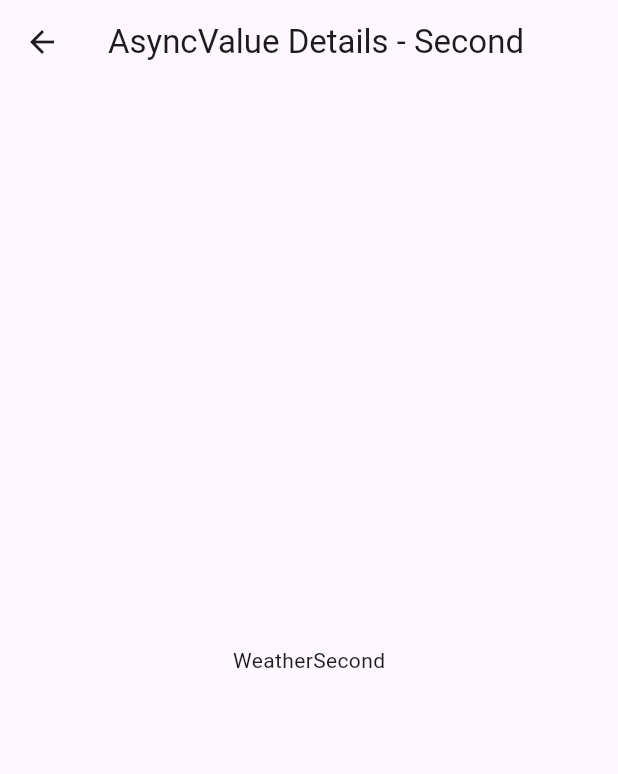
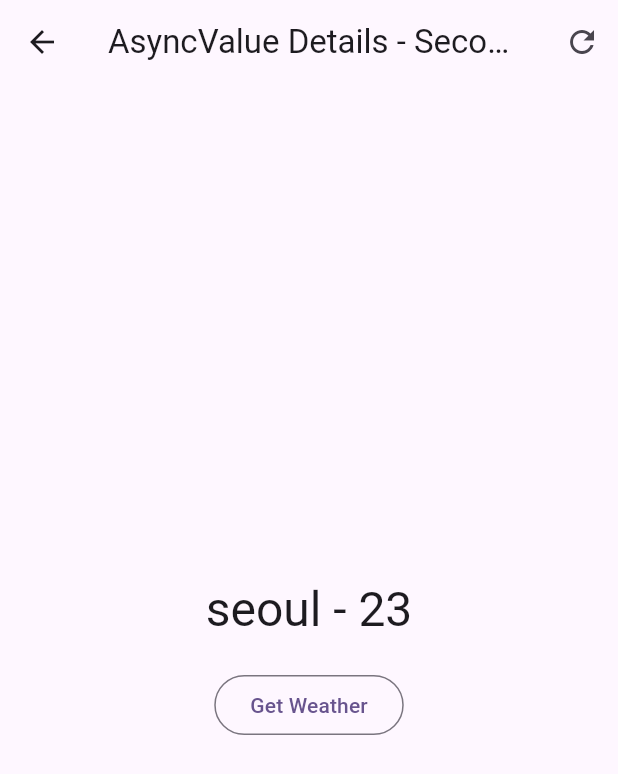
Before and after one commit to K-Mose/Flutter_Riverpod_Essential, a Flutter app: the WeatherSecondPage screen opened directly, on a phone screen of 412 x 824 dp. Shown: the top 774 px of the screen. Run offline on Flutter 3.47's test engine with Material 3 defaults, Android fonts, the phone set to English and light mode, and no system bars; our stand-ins replace dio, equatable, flutter_riverpod, freezed_annotation, riverpod, riverpod_annotation; missing offline and left inert: bulleted_list; generated files the repository leaves out were written again.

Commit message:
AsyncValueDetails - 1. WeatherApp - Weather Second Page: invalidate Provider that watch other Provider

```diff
--- a/0_all_providers/all_providers/lib/async_value/weather_app/pages/weather_second/weather_second_page.dart
+++ b/0_all_providers/all_providers/lib/async_value/weather_app/pages/weather_second/weather_second_page.dart
@@ -1,18 +1,115 @@
+import 'package:all_providers/async_value/weather_app/models/cities.dart';
+import 'package:all_providers/async_value/weather_app/pages/weather_second/weather_second_provider.dart';
+import 'package:all_providers/providers/async_notifier_provider/extensions/async_vlaue_xx.dart';
 import 'package:flutter/material.dart';
 import 'package:flutter_riverpod/flutter_riverpod.dart';
+
+int _selectedCityIndex = 1;
 
 class WeatherSecondPage extends ConsumerWidget {
   const WeatherSecondPage({super.key});
 
   @override
   Widget build(BuildContext context, WidgetRef ref) {
+    ref.listen<AsyncValue<String>>(weatherSecondProvider, (previous, next) {
+      if (next.hasError && !next.isLoading) {
+        showDialog(context: context, builder: (context) {
+          return AlertDialog(
+            content: Text(next.error.toString()),
+          );
+        },);
+      }
+    },);
+
+    final weather = ref.watch(weatherSecondProvider);
+
+    print(weather.toString());
+    print(weather.props);
+
+    print("value :: ${weather.value}");
+    print("valueOrNull :: ${weather.valueOrNull}");
+
+    try {
+      print('requiredValue: ${weather.requireValue}');
+    } on StateError {
+      print('StateError');
+    } catch (e) {
+      print(e.toString());
+    }
+
+    print(" ================================================ ");
+
     return Scaffold(
       appBar: AppBar(
         title: const Text('AsyncValue Details - Second'),
+        actions: [
+          IconButton(
+            onPressed: () {
+              _selectedCityIndex = 1;
+              // cityProvider를 waetherProvider가 Watch 하고 있으므로 invalidate 되면 연쇄적으로 disposed 됐다가 initialized 됨
+              ref.invalidate(cityProvider);
+              // weatherSecondProvider만 invalidate 하면 weather만 rebuild 되고
+              // 둘 다 invalidate 하면 city invalidate, weather invalidate, city initialize, weather initialize 됨
+              ref.invalidate(weatherSecondProvider);
+              // 의존관계가 복잡 할 수록 invalidate 할 때 원하는 시나리오대로 나오기 어려워 질 수 있다.
+              // 앱의 로직을 정확히 파악한 후에 설계하는 것이 중요하다.
+            },
+            icon: const Icon(Icons.refresh),
+          )
+        ],
       ),
-      body: const Center(
-        child: Text('WeatherSecond'),
+      body: Center(
+        child: weather.when(
+          skipError: true,
+          skipLoadingOnRefresh: false,
+          data: (temp) {
+            return Column(
+              mainAxisAlignment: MainAxisAlignment.center,
+              children: [
+                Text(
+                  temp,
+                  style: Theme.of(context).textTheme.headlineLarge,
+                ),
+                const SizedBox(height: 20,),
+                const GetWeatherButton(),
+              ],
+            );
+          },
+          error: (e, st) {
+            return Column(
+              mainAxisAlignment: MainAxisAlignment.center,
+              children: [
+                Text(
+                  e.toString(),
+                  style: const TextStyle(color: Colors.red),
+                  textAlign: TextAlign.center,
+                ),
+                const SizedBox(height: 20,),
+                const GetWeatherButton(),
+              ],
+            );
+          },
+          loading: () => const CircularProgressIndicator(),
+        ),
       ),
     );
   }
 }
+
+class GetWeatherButton extends ConsumerWidget {
+  const GetWeatherButton({super.key});
+
+  @override
+  Widget build(BuildContext context, WidgetRef ref) {
+    return OutlinedButton(
+      onPressed: () {
+        final cityIndex = _selectedCityIndex % 4;
+        final city = Cities.values[cityIndex];
+
+        _selectedCityIndex++;
+        ref.read(cityProvider.notifier).changeCity(city);
+      },
+      child: const Text('Get Weather'),
+    );
+  }
+}
```
Also changed, not shown: 0_all_providers/all_providers/lib/async_value/weather_app/pages/weather_second/weather_second_provider.dart (+41 -0 lines).
